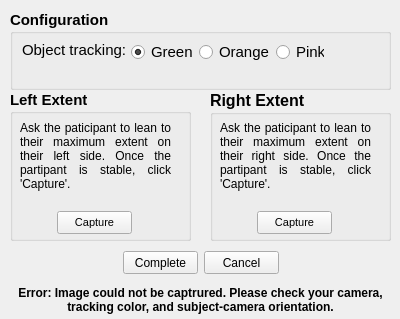
This is calibraterotation.ui in rkovessy/VeWalker as Qt 5 draws it before an edit. The edited form follows.
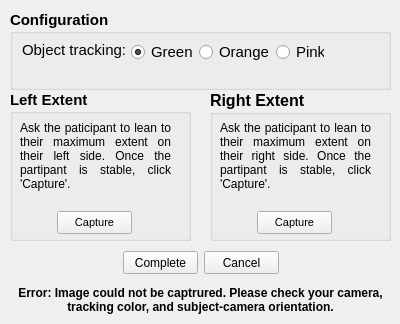
This is the edited form.

Diff of the .ui file:
```diff
--- a/calibraterotation.ui
+++ b/calibraterotation.ui
@@ -7,7 +7,7 @@
     <x>0</x>
     <y>0</y>
     <width>400</width>
-    <height>319</height>
+    <height>324</height>
    </rect>
   </property>
   <property name="windowTitle">
```
